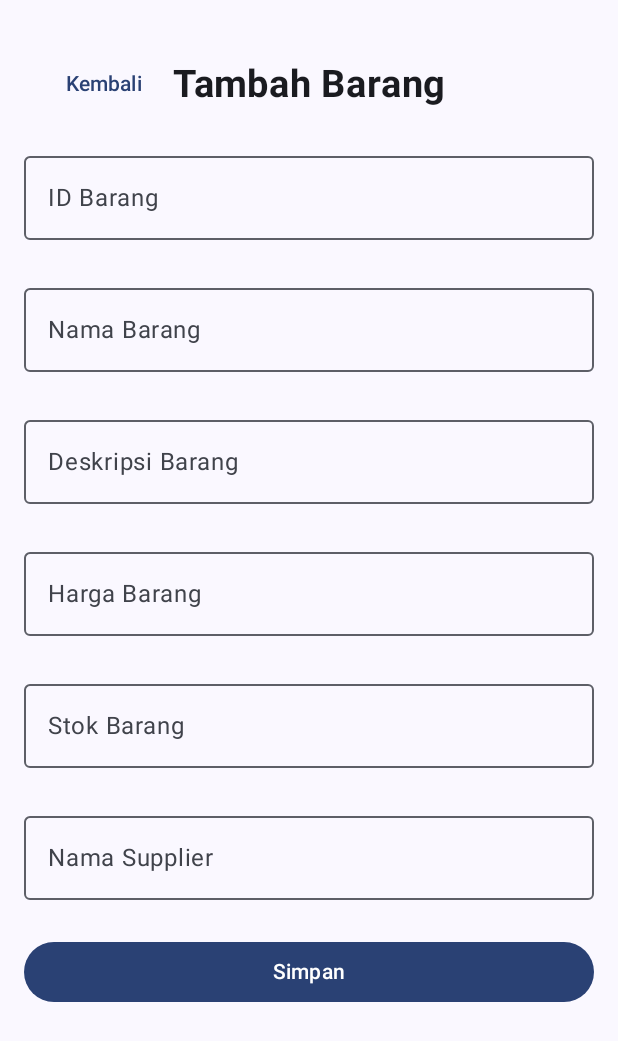
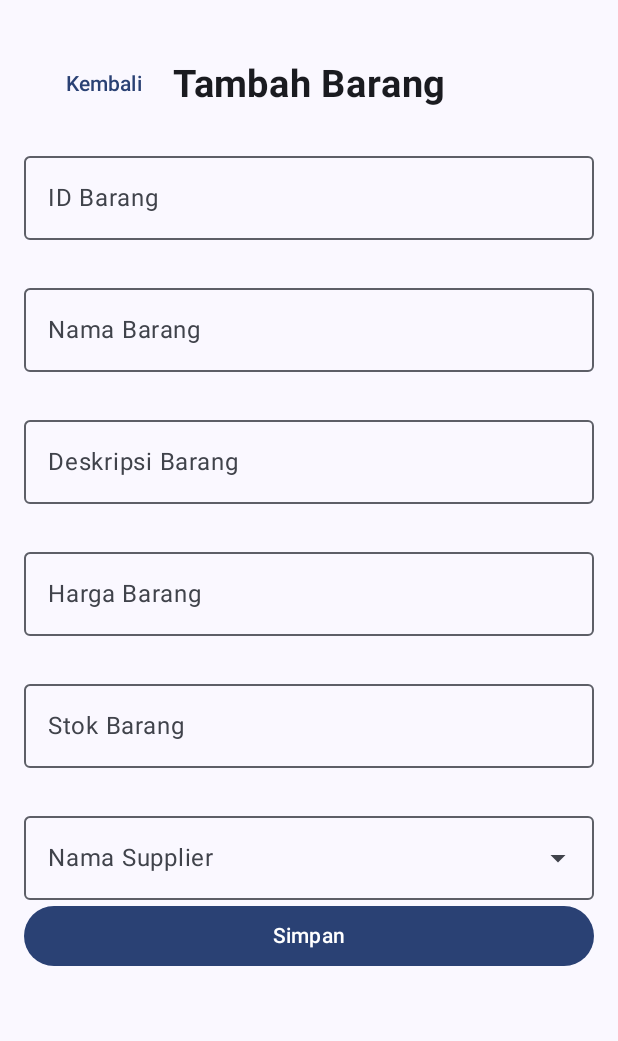
Before and after one commit to Muhammadalif1213/UcpRoomDatabase_0075, an Android app built with Jetpack Compose: the InsertBrgView screen opened through its navigation route, on a phone screen of 412 x 824 dp. Shown: the top 1041 px of the screen. Run offline under Robolectric (Android 15) with nearby library versions, the phone set to English and light mode, and no system bars.

```diff
--- a/app/src/main/java/com/example/ucp2_075/ui/view/barang/InsertBrgView.kt
+++ b/app/src/main/java/com/example/ucp2_075/ui/view/barang/InsertBrgView.kt
@@ -6,15 +6,23 @@ import androidx.compose.foundation.layout.fillMaxSize
 import androidx.compose.foundation.layout.fillMaxWidth
 import androidx.compose.foundation.layout.padding
 import androidx.compose.material3.Button
+import androidx.compose.material3.DropdownMenuItem
+import androidx.compose.material3.ExperimentalMaterial3Api
+import androidx.compose.material3.ExposedDropdownMenuBox
+import androidx.compose.material3.ExposedDropdownMenuDefaults
 import androidx.compose.material3.OutlinedTextField
+import androidx.compose.material3.OutlinedTextFieldDefaults
 import androidx.compose.material3.Scaffold
 import androidx.compose.material3.SnackbarHost
 import androidx.compose.material3.SnackbarHostState
 import androidx.compose.material3.Text
 import androidx.compose.runtime.Composable
 import androidx.compose.runtime.LaunchedEffect
+import androidx.compose.runtime.getValue
+import androidx.compose.runtime.mutableStateOf
 import androidx.compose.runtime.remember
 import androidx.compose.runtime.rememberCoroutineScope
+import androidx.compose.runtime.setValue
 import androidx.compose.ui.Alignment
 import androidx.compose.ui.Modifier
 import androidx.compose.ui.graphics.Color
@@ -25,6 +33,7 @@ import com.example.ucp2_075.ui.viewmodel.BarangEvent
 import com.example.ucp2_075.ui.viewmodel.BrgUIState
 import com.example.ucp2_075.ui.viewmodel.FormErrorBrgState
 import com.example.ucp2_075.ui.viewmodel.InsertBrgViewModel
+import com.example.ucp2_075.ui.viewmodel.ListSup
 import com.example.ucp2_075.ui.viewmodel.PenyediaViewModel
 import kotlinx.coroutines.launch
 
@@ -158,19 +167,15 @@ fun FormBarang(
             color = Color.Red
         )
 
-        OutlinedTextField(
-            modifier = Modifier.fillMaxWidth(),
-            value = barangEvent.nama_sup,
-            onValueChange = {
-                onValueChange(barangEvent.copy(nama_sup = it))
+        DropDownTextField(
+            modifier = modifier,
+            selectedValue = barangEvent.nama_sup,
+            label = "Nama Supplier",
+            onValueChangedEvent = {
+                    selectedSup ->
+                onValueChange(barangEvent.copy(nama_sup = selectedSup))
             },
-            label = { Text("Nama Supplier")},
-            isError = errorBrgState.nama_sup != null,
-            placeholder = { Text("Masukan Nama Supplier")}
-        )
-        Text(
-            text = errorBrgState.nama_sup ?: "",
-            color = Color.Red
+            options = ListSup.DataSup()
         )
     }
 }
@@ -202,3 +207,52 @@ fun InsertBodyBrg(
         }
     }
 }
+
+@OptIn(ExperimentalMaterial3Api::class)
+@Composable
+fun DropDownTextField(
+    selectedValue: String,
+    options: List<String>,
+    label: String,
+    onValueChangedEvent: (String) -> Unit,
+    modifier: Modifier = Modifier
+){
+    var expanded by remember {
+        mutableStateOf(false)
+    }
+
+    ExposedDropdownMenuBox(
+        expanded = expanded,
+        onExpandedChange = { expanded = !expanded},
+        modifier = modifier
+    ) {
+        OutlinedTextField(
+            readOnly = true,
+            value = selectedValue,
+            onValueChange = {},
+            label = { Text(text = label ) },
+            trailingIcon = {
+                ExposedDropdownMenuDefaults.TrailingIcon(
+                    expanded = expanded
+                )
+            },
+            colors = OutlinedTextFieldDefaults.colors(),
+            modifier = Modifier
+                .menuAnchor()
+                .fillMaxWidth()
+        )
+
+        ExposedDropdownMenu(expanded = expanded,
+            onDismissRequest = {expanded = false}) {
+            options.forEach{ option: String ->
+                DropdownMenuItem(
+                    text = { Text(text = option) },
+                    onClick = {
+                        expanded = false
+                        onValueChangedEvent(option)
+                    }
+                )
+            }
+        }
+    }
+}
```
